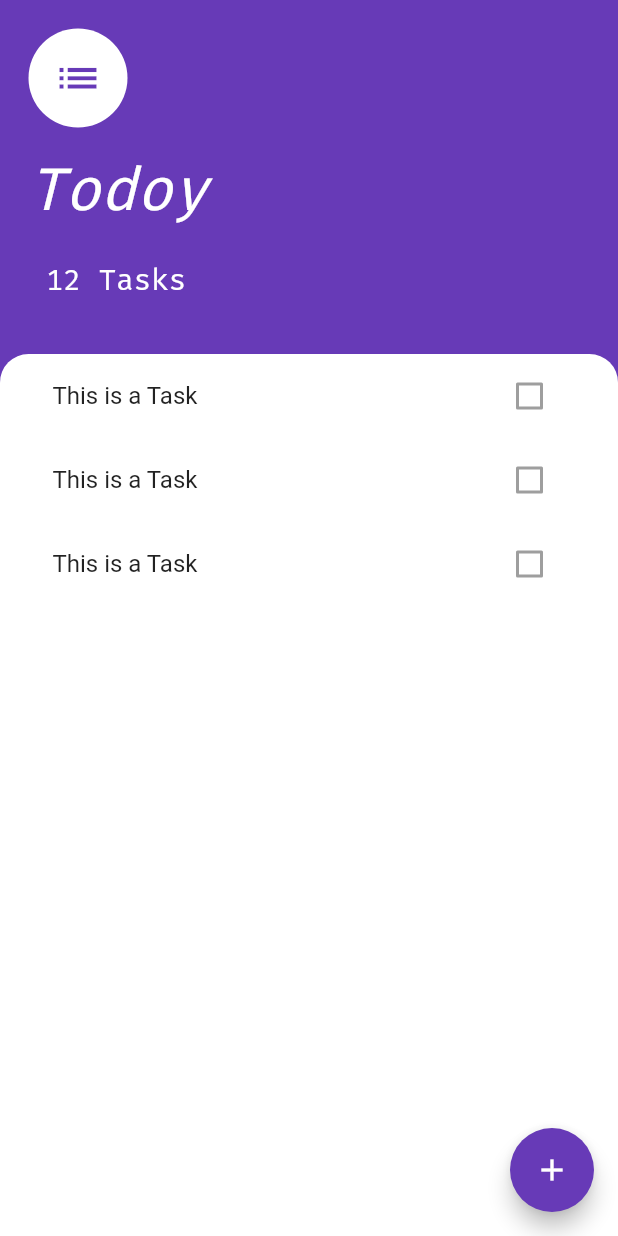
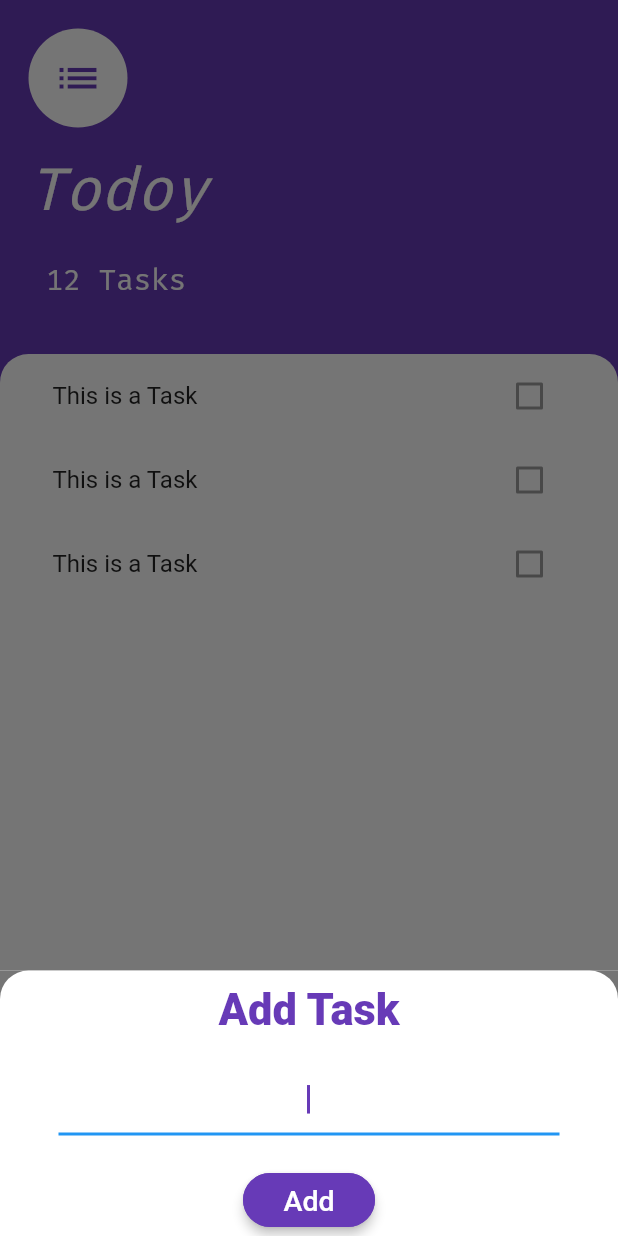
Before and after one commit to Shuniy/Todoy, a Flutter app: the screen it shows after launch, after a tap on the "add" icon, on a phone screen of 412 x 824 dp. Run offline on Flutter 3.47's test engine with Material 2 defaults, Android fonts, the phone set to English and light mode, and no system bars.

Commit message:
Created add_task_screen

```diff
--- /dev/null
+++ b/lib/screens/add_task_screen.dart
@@ -0,0 +1,56 @@
+import 'package:flutter/cupertino.dart';
+import 'package:flutter/material.dart';
+
+class AddTaskScreen extends StatelessWidget {
+  @override
+  Widget build(BuildContext context) {
+    return Container(
+      color: Color(0xff757575),
+      child: Container(
+        decoration: BoxDecoration(
+          color: Colors.white,
+          borderRadius: BorderRadius.only(
+            topRight: Radius.circular(19),
+            topLeft: Radius.circular(19),
+          ),
+        ),
+        child: Column(
+          children: <Widget>[
+            SizedBox(
+              height: 9,
+            ),
+            Text(
+              "Add Task",
+              style: TextStyle(
+                  fontSize: 29,
+                  color: Colors.deepPurple,
+                  fontWeight: FontWeight.w900),
+            ),
+            Padding(
+              padding:
+                  EdgeInsets.only(top: 19.0, left: 39, right: 39, bottom: 19),
+              child: TextField(
+                autofocus: true,
+                textAlign: TextAlign.center,
+                cursorColor: Colors.deepPurple,
+              ),
+            ),
+            RaisedButton(
+              elevation: 3,
+              color: Colors.deepPurple,
+              textColor: Colors.white,
+              shape: RoundedRectangleBorder(
+                  borderRadius: new BorderRadius.circular(19.0),
+                  side: BorderSide(color: Colors.deepPurple)),
+              child: Text(
+                "Add",
+                style: TextStyle(fontSize: 19, color: Colors.white),
+              ),
+              onPressed: () {},
+            ),
+          ],
+        ),
+      ),
+    );
+  }
+}
--- a/lib/screens/task_screen.dart
+++ b/lib/screens/task_screen.dart
@@ -1,6 +1,8 @@
+import 'package:Todoy/screens/add_task_screen.dart';
 import 'package:flutter/cupertino.dart';
 import 'package:flutter/material.dart';
 import 'package:Todoy/widgets/tasks_list.dart';
+import 'package:Todoy/screens/add_task_screen.dart';
 
 class TasksScreen extends StatelessWidget {
   @override
@@ -13,7 +15,14 @@ class TasksScreen extends StatelessWidget {
           Icons.add,
           color: Colors.white,
         ),
-        onPressed: () {},
+        onPressed: () {
+          showModalBottomSheet(
+              context: context,
+              builder: (context) => SingleChildScrollView(
+                  padding: EdgeInsets.only(
+                      bottom: MediaQuery.of(context).viewInsets.bottom),
+                  child: AddTaskScreen()));
+        },
       ),
       body: SafeArea(
         child: Column(
```
